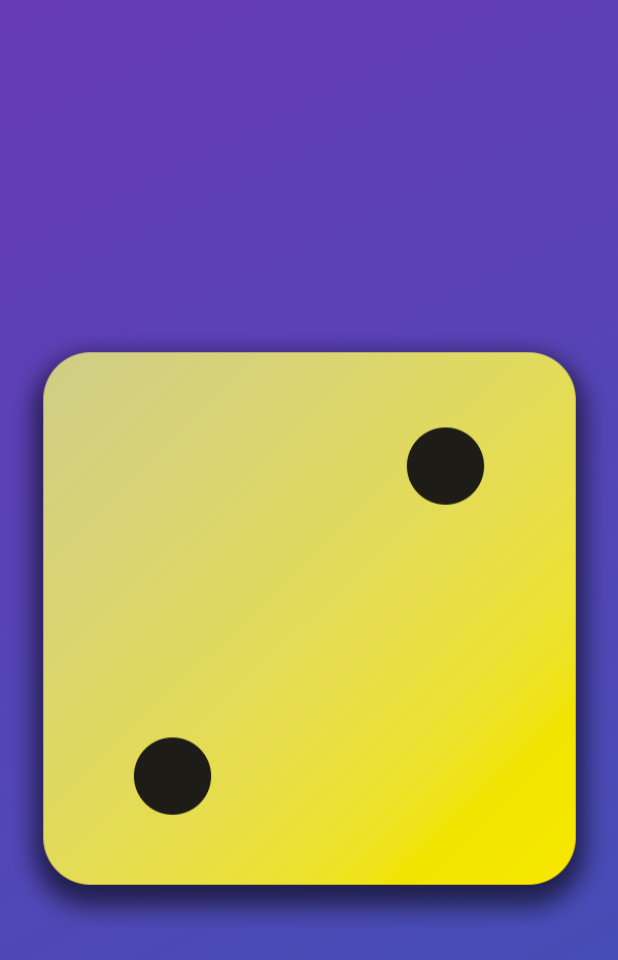
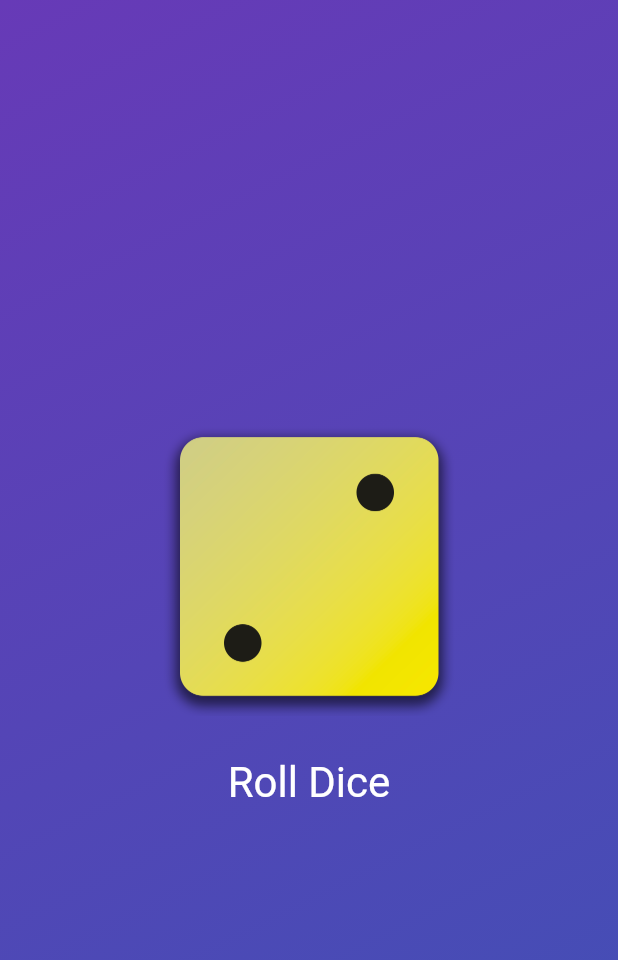
Before and after one commit to twjin03/flutter_udemy, a Flutter app: the screen it shows after launch, on a phone screen of 412 x 824 dp. Shown: the top 960 px of the screen. Run offline on Flutter 3.47's test engine with Material 3 defaults, Android fonts, the phone set to English and light mode, and no system bars.

Commit message:
feat: 버튼 추가하기

```diff
--- a/basics/lib/gradient_container.dart
+++ b/basics/lib/gradient_container.dart
@@ -12,6 +12,8 @@ class GradientContainer extends StatelessWidget {
   final Color color1;
   final Color color2;
 
+  void rollDice() {}
+
   @override
   Widget build(ctx) {
     return Container(
@@ -22,7 +24,23 @@ class GradientContainer extends StatelessWidget {
           end: endAlignment,
         ),
       ),
-      child: Center(child: Image.asset('assets/images/dice-2.png')),
+      child: Center(
+        child: Column(
+          mainAxisSize: MainAxisSize.min,
+          children: [
+            Image.asset('assets/images/dice-2.png', width: 200),
+            const SizedBox(height: 20),
+            TextButton(
+              onPressed: rollDice,
+              style: TextButton.styleFrom(
+                foregroundColor: Colors.white,
+                textStyle: TextStyle(fontSize: 28),
+              ),
+              child: Text('Roll Dice'),
+            ),
+          ],
+        ),
+      ),
     );
   }
 }
```
